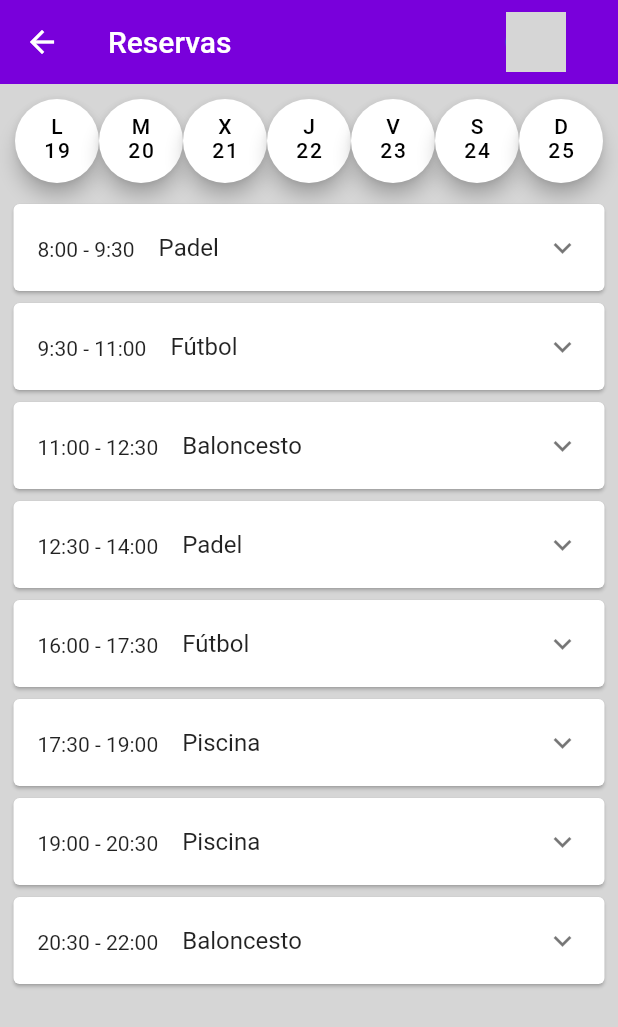
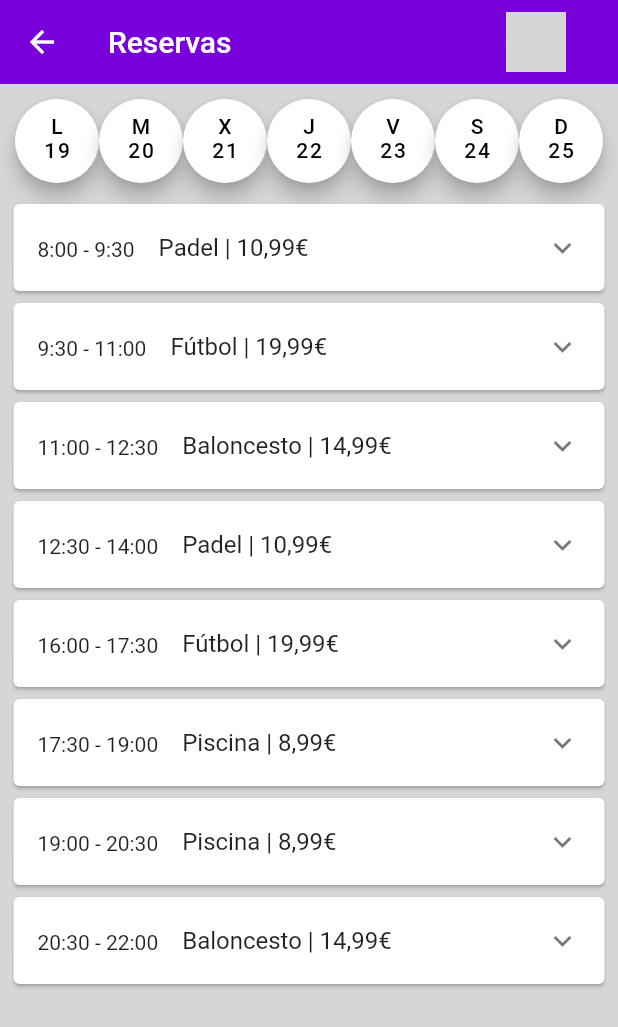
Before and after one commit to RaulBarea/examen_1evaluacion_22, a Flutter app: the ReservasScreen22 screen opened directly, on a phone screen of 412 x 824 dp. Shown: the top 1027 px of the screen. Run offline on Flutter 3.47's test engine with Material 2 defaults, Android fonts, the phone set to English and light mode, and no system bars; network calls fail; grey boxes are pictures that could not be loaded.

Commit message:
Mejora de app

```diff
--- a/lib/screens_22/listview_screen_22.dart
+++ b/lib/screens_22/listview_screen_22.dart
@@ -157,7 +157,7 @@ class ListviewScreen22 extends StatelessWidget {
               padding: const EdgeInsets.only(right: 5, left: 5),
               child: ElevatedButton(
                 onPressed: () {
-                  final route = MaterialPageRoute(builder: (context) => const PagoScreen());
+                  final route = MaterialPageRoute(builder: (context) => const MisReservasScreen());
                   Navigator.push(context, route);
                 },
                 child:  Padding(
--- a/lib/screens_22/reservas_screen_22.dart
+++ b/lib/screens_22/reservas_screen_22.dart
@@ -14,6 +14,14 @@ class ReservasScreen22 extends StatefulWidget {
 class _ReservasScreen22State extends State<ReservasScreen22> {
   final MaterialStateProperty<Color?>? colorBtn = MaterialStateProperty.all(const Color(0xFFFFFFFF));
   List<bool> estadoBtn = [false, false, false, false, false, false, false];
+
+  List<bool> reservasL = [false, false, false, false, false, false, false, false];
+  List<bool> reservasM = [false, false, false, false, false, false, false, false];
+  List<bool> reservasX = [false, false, false, false, false, false, false, false];
+  List<bool> reservasJ = [false, false, false, false, false, false, false, false];
+  List<bool> reservasV = [false, false, false, false, false, false, false, false];
+  List<bool> reservasS = [false, false, false, false, false, false, false, false];
+  List<bool> reservasD = [false, false, false, false, false, false, false, false];
 
   @override
   Widget build(BuildContext context) {
@@ -311,14 +319,14 @@ class _ReservasScreen22State extends State<ReservasScreen22> {
                   ),
                 ),
               ),
-              const CustomCardTipo2(nombre: 'Padel', hora: '8:00 - 9:30', duracion: 'Duracion: 1:30h',),
-              const CustomCardTipo2(nombre: 'Fútbol', hora: '9:30 - 11:00', duracion: 'Duracion: 1:30h',),
-              const CustomCardTipo2(nombre: 'Baloncesto', hora: '11:00 - 12:30', duracion: 'Duracion: 1:30h',),
-              const CustomCardTipo2(nombre: 'Padel', hora: '12:30 - 14:00', duracion: 'Duracion: 1:30h',),
-              const CustomCardTipo2(nombre: 'Fútbol', hora: '16:00 - 17:30', duracion: 'Duracion: 1:30h',),
-              const CustomCardTipo2(nombre: 'Piscina', hora: '17:30 - 19:00', duracion: 'Duracion: 1:30h',),
-              const CustomCardTipo2(nombre: 'Piscina', hora: '19:00 - 20:30', duracion: 'Duracion: 1:30h',),
-              const CustomCardTipo2(nombre: 'Baloncesto', hora: '20:30 - 22:00', duracion: 'Duracion: 1:30h',),
+              const CustomCardTipo2(nombre: 'Padel', hora: '8:00 - 9:30', duracion: 'Duracion: 1:30h', precio: '10,99€',),
+              const CustomCardTipo2(nombre: 'Fútbol', hora: '9:30 - 11:00', duracion: 'Duracion: 1:30h', precio: '19,99€',),
+              const CustomCardTipo2(nombre: 'Baloncesto', hora: '11:00 - 12:30', duracion: 'Duracion: 1:30h', precio: '14,99€',),
+              const CustomCardTipo2(nombre: 'Padel', hora: '12:30 - 14:00', duracion: 'Duracion: 1:30h', precio: '10,99€',),
+              const CustomCardTipo2(nombre: 'Fútbol', hora: '16:00 - 17:30', duracion: 'Duracion: 1:30h', precio: '19,99€',),
+              const CustomCardTipo2(nombre: 'Piscina', hora: '17:30 - 19:00', duracion: 'Duracion: 1:30h', precio: '8,99€',),
+              const CustomCardTipo2(nombre: 'Piscina', hora: '19:00 - 20:30', duracion: 'Duracion: 1:30h', precio: '8,99€',),
+              const CustomCardTipo2(nombre: 'Baloncesto', hora: '20:30 - 22:00', duracion: 'Duracion: 1:30h', precio: '14,99€',),
             ],
           ),
         ),
--- a/lib/screens_22/screens_22.dart
+++ b/lib/screens_22/screens_22.dart
@@ -5,3 +5,5 @@ export 'package:examen_1evaluacion_22/screens_22/listview_screen_22.dart';
 export 'package:examen_1evaluacion_22/screens_22/pistas_screen_22.dart';
 export 'package:examen_1evaluacion_22/screens_22/reservas_screen_22.dart';
 export 'package:examen_1evaluacion_22/screens_22/sign_up_screen.dart';
+export 'package:examen_1evaluacion_22/screens_22/pasarela_pago_screen.dart';
+export 'package:examen_1evaluacion_22/screens_22/mis_reservas_screen.dart';
--- a/lib/widgets_22/custom_card_tipo_2.dart
+++ b/lib/widgets_22/custom_card_tipo_2.dart
@@ -7,8 +7,9 @@ class CustomCardTipo2 extends StatefulWidget {
 final String nombre;
 final String duracion;
 final String hora;
+final String precio;
 
-  const CustomCardTipo2({Key? key, required this.nombre, required this.hora, required this.duracion}) : super(key: key);
+  const CustomCardTipo2({Key? key, required this.nombre, required this.hora, required this.duracion, required this.precio}) : super(key: key);
 
   @override
   State<CustomCardTipo2> createState() => _CustomCardTipo2State();
@@ -41,7 +42,7 @@ class _CustomCardTipo2State extends State<CustomCardTipo2> {
               padding: const EdgeInsets.only(top: 5),
               child: Text(widget.hora),
             ),
-            title: Text(widget.nombre),
+            title: Text('${widget.nombre} | ${widget.precio}' ),
             children: [
               const Padding(
                 padding: EdgeInsets.only(bottom: 15),
@@ -53,7 +54,7 @@ class _CustomCardTipo2State extends State<CustomCardTipo2> {
                 child: ElevatedButton(
                   onPressed: (){
                     cambiarbtn();
-                    final route = MaterialPageRoute(builder: (context) => const PagoScreen());
+                    final route = MaterialPageRoute(builder: (context) => PagoScreen(widget.precio));
                     Navigator.push(context, route);
                   },
                   style: ElevatedButton.styleFrom(
```
Also changed, not shown: lib/screens_22/pasarela_pago_screen.dart (+11 -13 lines).
